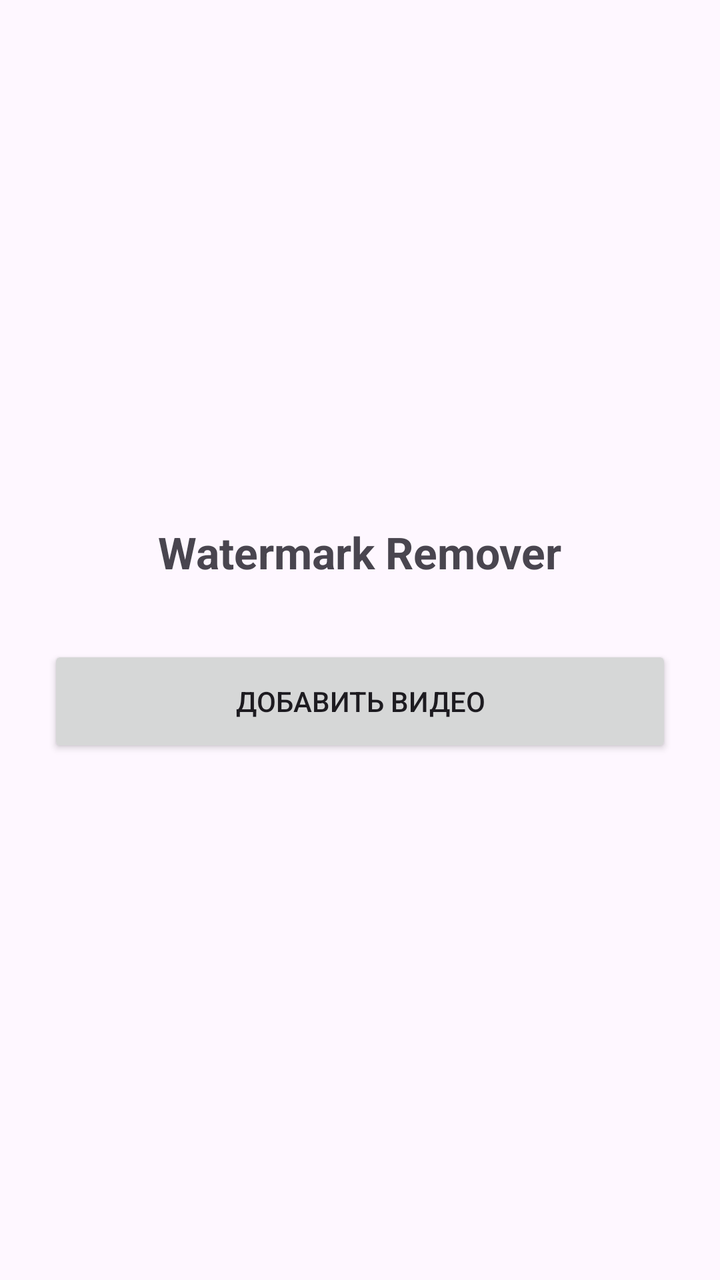
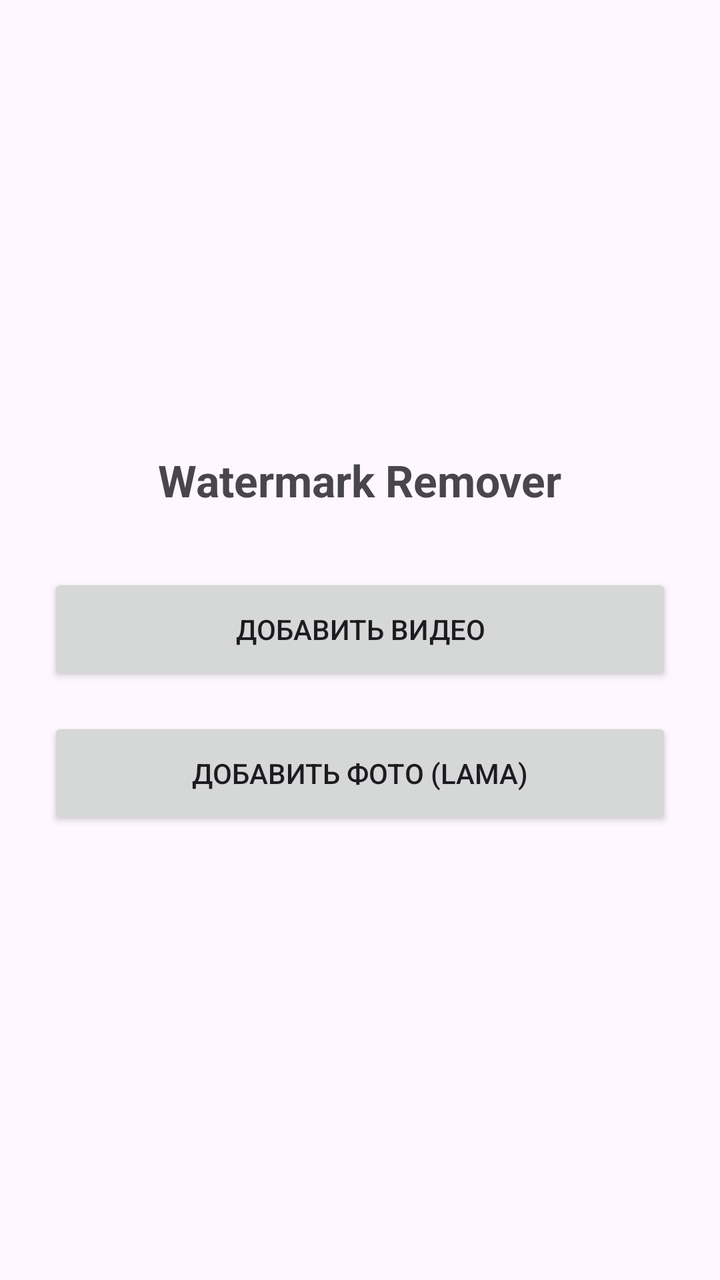

Before-and-after screenshots of an Android layout around one commit, followed by the original layout XML and the change that was made.
<!-- AndroidManifest.xml: application theme Theme.WatermarkRemover -->
<!-- res/layout/activity_main.xml -->
<?xml version="1.0" encoding="utf-8"?>
<LinearLayout xmlns:android="http://schemas.android.com/apk/res/android"
    android:layout_width="match_parent"
    android:layout_height="match_parent"
    android:orientation="vertical"
    android:gravity="center"
    android:padding="24dp">

    <TextView
        android:layout_width="wrap_content"
        android:layout_height="wrap_content"
        android:text="Watermark Remover"
        android:textSize="22sp"
        android:textStyle="bold"
        android:layout_marginBottom="32dp" />

    <Button
        android:id="@+id/btnAddVideo"
        android:layout_width="match_parent"
        android:layout_height="56dp"
        android:text="Добавить видео" />

</LinearLayout>
<!-- resources referenced by this layout -->
<resources>
  <style name="Theme.WatermarkRemover" parent="Theme.Material3.DayNight.NoActionBar" />
</resources>

<!-- the commit's change to res/layout/activity_main.xml (unified diff, before → after) -->
@@ -20,4 +20,11 @@
         android:layout_height="56dp"
         android:text="Добавить видео" />
 
+    <Button
+        android:id="@+id/btnAddPhoto"
+        android:layout_width="match_parent"
+        android:layout_height="56dp"
+        android:layout_marginTop="16dp"
+        android:text="Добавить фото (LaMa)" />
+
 </LinearLayout>
